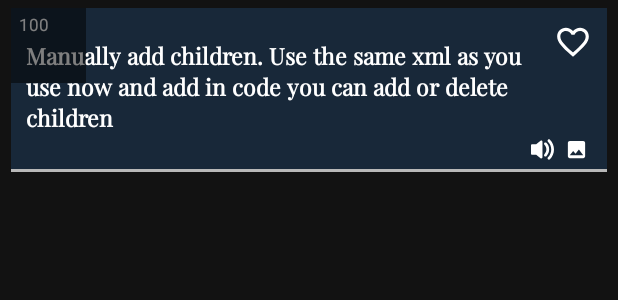
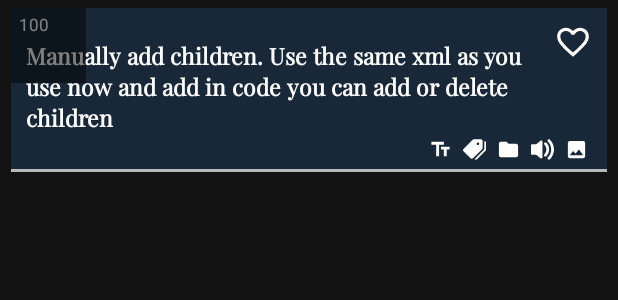
Before and after one commit to ayoubHam2000/EnglishByText, an Android app: the layout a_wordlist_item.xml on its own in the app's theme, with its tools: preview values and no code run, on a phone screen of 412 x 824 dp. Shown: the top 300 px of the screen. Run offline under Robolectric (Android 15) with nearby library versions, the light colour scheme and no system bars.

Commit message:
word (levelorder, createtime) || hasTag, hasFolder, hasText icon

```diff
--- /dev/null
+++ b/app/src/main/res/drawable/ic_text_fields_24.xml
@@ -0,0 +1,5 @@
+<vector android:height="40dp" android:tint="?attr/colorControlNormal"
+    android:viewportHeight="24" android:viewportWidth="24"
+    android:width="40dp" xmlns:android="http://schemas.android.com/apk/res/android">
+    <path android:fillColor="@android:color/white" android:pathData="M2.5,4v3h5v12h3V7h5V4H2.5zM21.5,9h-9v3h3v7h3v-7h3V9z"/>
+</vector>
--- /dev/null
+++ b/app/src/main/res/drawable/ic_upgrade_24.xml
@@ -0,0 +1,5 @@
+<vector android:height="40dp" android:tint="?attr/colorControlNormal"
+    android:viewportHeight="24" android:viewportWidth="24"
+    android:width="40dp" xmlns:android="http://schemas.android.com/apk/res/android">
+    <path android:fillColor="@android:color/white" android:pathData="M16,18v2H8v-2H16zM11,7.99V16h2V7.99h3L12,4L8,7.99H11z"/>
+</vector>
--- a/app/src/main/res/layout/a_wordlist_item.xml
+++ b/app/src/main/res/layout/a_wordlist_item.xml
@@ -64,6 +64,33 @@
             >
 
             <ImageView
+                android:id="@+id/hasText"
+                android:layout_width="15dp"
+                android:layout_height="15dp"
+                android:background="@drawable/ic_text_fields_24"
+                android:backgroundTint="@color/gray2"
+                android:layout_marginEnd="7dp"
+                />
+
+            <ImageView
+                android:id="@+id/hasTag"
+                android:layout_width="15dp"
+                android:layout_height="15dp"
+                android:background="@drawable/ic_tag"
+                android:backgroundTint="@color/gray2"
+                android:layout_marginEnd="7dp"
+                />
+
+            <ImageView
+                android:id="@+id/hasFolder"
+                android:layout_width="15dp"
+                android:layout_height="15dp"
+                android:background="@drawable/ic_folder_24"
+                android:backgroundTint="@color/gray2"
+                android:layout_marginEnd="7dp"
+                />
+
+            <ImageView
                 android:id="@+id/hasAudios"
                 android:layout_width="15dp"
                 android:layout_height="15dp"
```
Also changed, not shown: app/src/main/java/com/example/englishbytext/Adapters/A_WordList.kt (+13 -0 lines), app/src/main/java/com/example/englishbytext/Fragments/F_WordsList.kt (+10 -0 lines), app/src/main/java/com/example/englishbytext/MainActivity.kt (+6 -2 lines), app/src/main/java/com/example/englishbytext/Objects/DataBaseServices.kt (+36 -11 lines), app/src/main/java/com/example/englishbytext/Utilites/DataBaseConst.kt (+11 -2 lines), app/src/main/res/layout/action_word_list.xml (+11 -0 lines).
